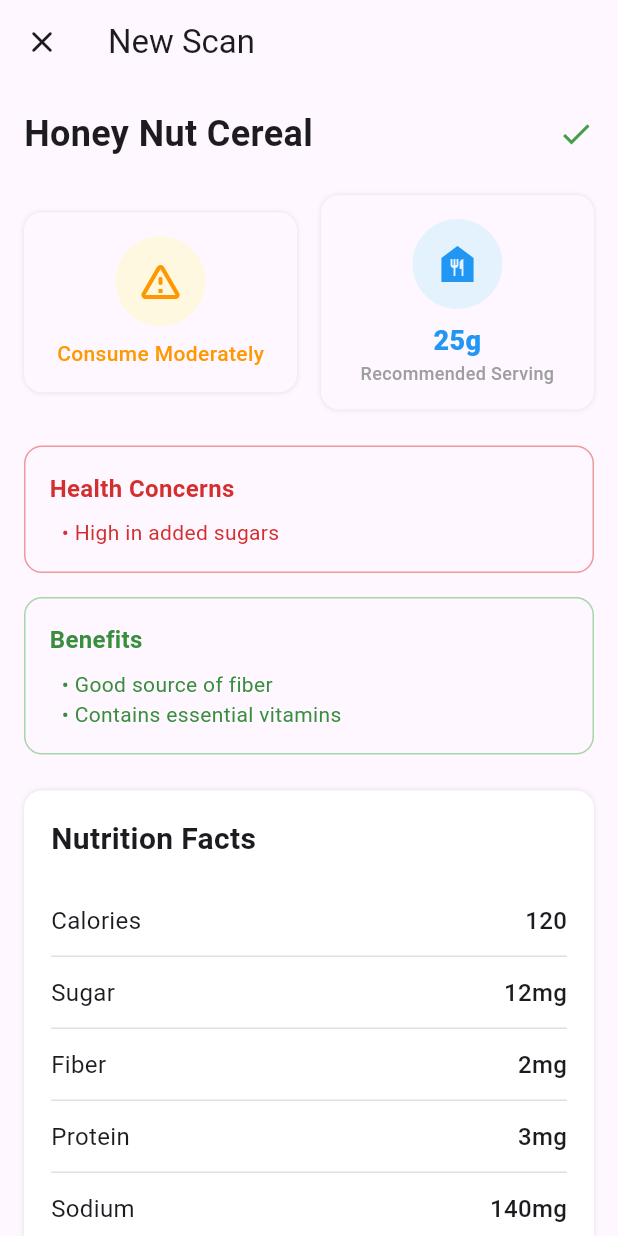
After one commit to imchiranjit/PackCheck, a Flutter app: the NutritionScreen screen opened directly, on a phone screen of 412 x 824 dp. The commit adds this screen. Run offline on Flutter 3.47's test engine with Material 3 defaults, Android fonts, the light colour scheme and no system bars; our stand-ins replace shared_preferences; missing offline and left inert: qr_code_scanner; accounts and stored records are empty.

Commit message:
Change App Name

```diff
--- a/lib/components/custom_gender.dart
+++ b/lib/components/custom_gender.dart
@@ -1,5 +1,5 @@
 import 'package:flutter/material.dart';
-import 'package:snack_food/utils.dart';
+import 'package:pack_check/utils.dart';
 
 class CustomGender extends StatelessWidget {
   final Gender selectedGender;
--- a/lib/main.dart
+++ b/lib/main.dart
@@ -1,6 +1,6 @@
 import 'package:flutter/material.dart';
 import 'package:flutter/services.dart';
-import 'package:snack_food/screens/splash_screen.dart';
+import 'package:pack_check/screens/splash_screen.dart';
 
 void main() {
   runApp(const MyApp());
--- /dev/null
+++ b/lib/screens/nutrition_screen.dart
@@ -0,0 +1,305 @@
+import 'package:flutter/material.dart';
+
+class NutritionScreen extends StatelessWidget {
+  const NutritionScreen({Key? key}) : super(key: key);
+
+  @override
+  Widget build(BuildContext context) {
+    return Scaffold(
+      appBar: AppBar(
+        leading: IconButton(
+          icon: const Icon(Icons.close_rounded),
+          onPressed: () => Navigator.pop(context),
+        ),
+        title: const Text('New Scan'),
+        elevation: 0,
+      ),
+      body: const SingleChildScrollView(
+        padding: EdgeInsets.all(16.0),
+        child: NutritionContent(),
+      ),
+    );
+  }
+}
+
+class NutritionContent extends StatelessWidget {
+  const NutritionContent({Key? key}) : super(key: key);
+
+  @override
+  Widget build(BuildContext context) {
+    return Column(
+      crossAxisAlignment: CrossAxisAlignment.start,
+      children: [
+        Row(
+          mainAxisAlignment: MainAxisAlignment.spaceBetween,
+          children: [
+            const Text(
+              'Honey Nut Cereal',
+              style: TextStyle(
+                fontSize: 24,
+                fontWeight: FontWeight.bold,
+              ),
+            ),
+            Icon(
+              Icons.check,
+              color: Colors.green[600],
+              size: 24,
+            ),
+          ],
+        ),
+        const SizedBox(height: 24),
+
+        // Info cards row
+        Row(
+          children: [
+            Expanded(
+              child: _buildInfoCard(
+                context: context,
+                color: const Color(0xFFFFF8E1),
+                iconColor: Colors.orange,
+                icon: Icons.warning_amber_rounded,
+                text: 'Consume Moderately',
+                hasShadow: true,
+              ),
+            ),
+            const SizedBox(width: 16),
+            Expanded(
+              child: _buildInfoCard(
+                context: context,
+                color: const Color(0xFFE3F2FD),
+                iconColor: Colors.blue,
+                icon: Icons.food_bank,
+                text: '25g',
+                textAlign: TextAlign.center,
+                hasShadow: true,
+                extraText: "Recommended Serving",
+              ),
+            ),
+          ],
+        ),
+        const SizedBox(height: 24),
+
+        // Health Concerns Section
+        _buildSection(
+          title: 'Health Concerns',
+          backgroundColor: const Color(0xFFFFEBEE),
+          textColor: Colors.red[700]!,
+          items: const ['High in added sugars'],
+          borderColor: Colors.red[200]!,
+        ),
+        const SizedBox(height: 16),
+
+        // Benefits Section
+        _buildSection(
+          title: 'Benefits',
+          backgroundColor: const Color(0xFFE8F5E9),
+          textColor: Colors.green[700]!,
+          items: const [
+            'Good source of fiber',
+            'Contains essential vitamins',
+          ],
+          borderColor: Colors.green[200]!,
+        ),
+        const SizedBox(height: 24),
+
+        // Nutrition Facts Section
+        Container(
+          decoration: BoxDecoration(
+            color: Colors.white,
+            borderRadius: BorderRadius.circular(12),
+            boxShadow: [
+              BoxShadow(
+                color: Colors.black.withOpacity(0.1),
+                blurRadius: 2,
+              ),
+            ],
+          ),
+          padding: const EdgeInsets.all(18),
+          child: Column(
+            crossAxisAlignment: CrossAxisAlignment.start,
+            children: [
+              const Text(
+                'Nutrition Facts',
+                style: TextStyle(
+                  fontSize: 20,
+                  fontWeight: FontWeight.bold,
+                ),
+              ),
+              const SizedBox(height: 16),
+              _buildNutritionTable(),
+            ],
+          ),
+        ),
+      ],
+    );
+  }
+
+  Widget _buildInfoCard({
+    required BuildContext context,
+    required Color color,
+    required Color iconColor,
+    required IconData icon,
+    required String text,
+    String? extraText,
+    TextAlign textAlign = TextAlign.left,
+    bool hasShadow = false,
+  }) {
+    return Container(
+      padding: const EdgeInsets.all(16),
+      decoration: BoxDecoration(
+        color: Theme.of(context).colorScheme.surface,
+        borderRadius: BorderRadius.circular(12),
+        boxShadow: hasShadow
+            ? [
+                BoxShadow(
+                  color: Colors.black.withOpacity(0.1),
+                  blurRadius: 2,
+                ),
+              ]
+            : null,
+      ),
+      child: Column(
+        mainAxisSize: MainAxisSize.min,
+        children: [
+          Container(
+            width: 60, // Width of the circle
+            height: 60, // Height of the circle
+            decoration: BoxDecoration(
+              color: color, // Background color
+              shape: BoxShape.circle, // Circular shape
+            ),
+            child: Icon(
+              icon,
+              color: iconColor,
+              size: 32,
+            ),
+          ),
+          const SizedBox(height: 8),
+          Text(
+            text,
+            textAlign: textAlign,
+            style: TextStyle(
+              color: iconColor,
+              fontSize: 14 + (extraText != null ? 4 : 0),
+              fontWeight:
+                  (extraText != null ? FontWeight.w900 : FontWeight.w500),
+            ),
+          ),
+          extraText != null
+              ? Text(
+                  extraText,
+                  textAlign: textAlign,
+                  style: TextStyle(
+                    color: Colors.grey[500],
+                    fontSize: 12,
+                    fontWeight: FontWeight.w500,
+                  ),
+                )
+              : Container(),
+        ],
+      ),
+    );
+  }
+
+  Widget _buildSection({
+    required String title,
+    required Color backgroundColor,
+    required Color textColor,
+    required List<String> items,
+    required Color borderColor,
+  }) {
+    return Container(
+      padding: const EdgeInsets.all(16),
+      decoration: BoxDecoration(
+        // color: backgroundColor,
+        borderRadius: BorderRadius.circular(12),
+        border: Border.all(
+          color: borderColor,
+          width: 1,
+        ),
+      ),
+      child: Column(
+        crossAxisAlignment: CrossAxisAlignment.start,
+        children: [
+          Text(
+            title,
+            style: TextStyle(
+              color: textColor,
+              fontSize: 16,
+              fontWeight: FontWeight.bold,
+            ),
+          ),
+          const SizedBox(height: 8),
+          ...items.map((item) => Padding(
+                padding: const EdgeInsets.only(left: 8),
+                child: Row(
+                  crossAxisAlignment: CrossAxisAlignment.start,
+                  children: [
+                    Text(
+                      '• ',
+                      style: TextStyle(
+                        color: textColor,
+                        fontSize: 14,
+                      ),
+                    ),
+                    Expanded(
+                      child: Text(
+                        item,
+                        style: TextStyle(
+                          color: textColor,
+                          fontSize: 14,
+                        ),
+                      ),
+                    ),
+                  ],
+                ),
+              )),
+        ],
+      ),
+    );
+  }
+
+  Widget _buildNutritionTable() {
+    final nutritionData = {
+      'Calories': '120',
+      'Sugar': '12mg',
+      'Fiber': '2mg',
+      'Protein': '3mg',
+      'Sodium': '140mg',
+    };
+
+    return Column(
+      children: nutritionData.entries.map((entry) {
+        return Container(
+          padding: const EdgeInsets.symmetric(vertical: 12),
+          decoration: const BoxDecoration(
+            border: Border(
+              bottom: BorderSide(
+                color: Colors.black12,
+                width: 1,
+              ),
+            ),
+          ),
+          child: Row(
+            mainAxisAlignment: MainAxisAlignment.spaceBetween,
+            children: [
+              Text(
+                entry.key,
+                style: const TextStyle(
+                  fontSize: 16,
+                ),
+              ),
+              Text(
+                entry.value,
+                style: const TextStyle(
+                  fontSize: 16,
+                  fontWeight: FontWeight.w500,
+                ),
+              ),
+            ],
+          ),
+        );
+      }).toList(),
+    );
+  }
+}
--- a/lib/screens/product_screen.dart
+++ b/lib/screens/product_screen.dart
@@ -1,7 +1,7 @@
 import 'package:flutter/material.dart';
-import 'package:snack_food/network.dart';
-import 'package:snack_food/screens/login_screen.dart';
-import 'package:snack_food/utils.dart';
+import 'package:pack_check/network.dart';
+import 'package:pack_check/screens/login_screen.dart';
+import 'package:pack_check/utils.dart';
 
 class ProductScreen extends StatefulWidget {
   final String barcode;
--- a/lib/screens/search_screen.dart
+++ b/lib/screens/search_screen.dart
@@ -1,6 +1,6 @@
 import 'package:flutter/material.dart';
-import 'package:snack_food/screens/product_screen.dart';
-import 'package:snack_food/screens/scan_screen.dart';
+import 'package:pack_check/screens/product_screen.dart';
+import 'package:pack_check/screens/scan_screen.dart';
 
 class SearchScreen extends StatefulWidget {
   const SearchScreen({super.key});
--- a/lib/screens/splash_screen.dart
+++ b/lib/screens/splash_screen.dart
@@ -1,7 +1,7 @@
 import 'package:flutter/material.dart';
-import 'package:snack_food/screens/login_screen.dart';
-import 'package:snack_food/screens/search_screen.dart';
-import 'package:snack_food/utils.dart';
+import 'package:pack_check/screens/login_screen.dart';
+import 'package:pack_check/screens/search_screen.dart';
+import 'package:pack_check/utils.dart';
 
 class SplashScreen extends StatefulWidget {
   const SplashScreen({super.key});
--- a/lib/utils.dart
+++ b/lib/utils.dart
@@ -1,6 +1,6 @@
 // Shared preferences to store user data
 import 'package:shared_preferences/shared_preferences.dart';
-import 'package:snack_food/network.dart';
+import 'package:pack_check/network.dart';
 
 enum Gender { male, female }
 
--- a/pubspec.yaml
+++ b/pubspec.yaml
@@ -1,4 +1,4 @@
-name: snack_food
+name: pack_check
 description: "PackCheck is a Flutter app that helps users discover the real nutritional information of packaged food items. By searching for a product or scanning its barcode, PackCheck provides insights on whether the product is advisable to consume and suggests a recommended serving size based on your health profile"
 # The following line prevents the package from being accidentally published to
 # pub.dev using `flutter pub publish`. This is preferred for private packages.
```
Also changed, not shown: lib/screens/login_screen.dart (+7 -7 lines), 3 other files.
